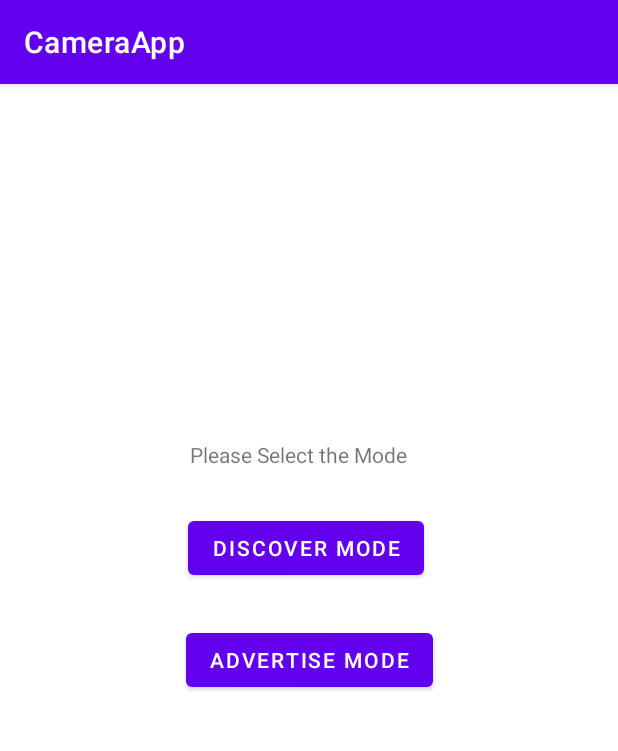
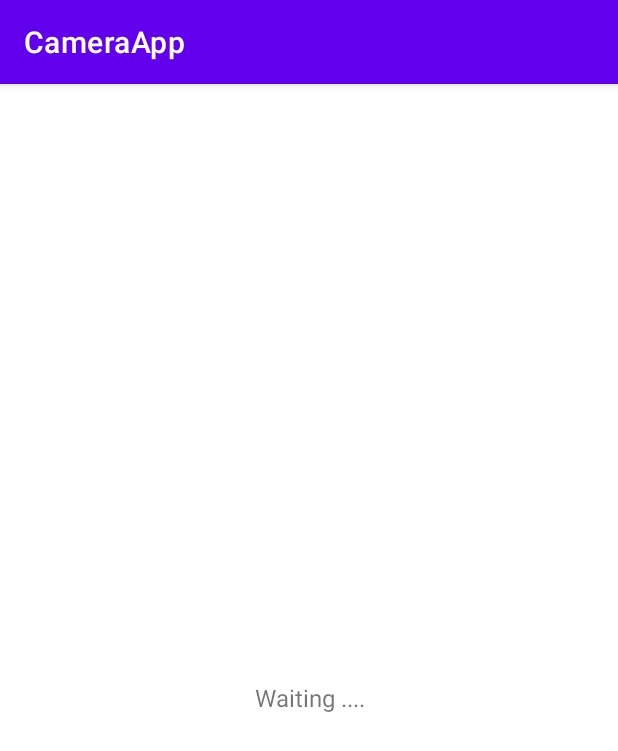
Before and after one commit to RadhikaKulk/CSE535-MC-Project-3, an Android app: the screen it shows after launch (FirstActivity before the commit, AdvertisementInitActivity after it), after a tap on "ADVERTISE MODE", on a phone screen of 412 x 824 dp. Shown: the top 751 px of the screen. Run offline under Robolectric (Android 15) with nearby library versions, the light colour scheme and no system bars; 3 statements that could not run were skipped.

Commit message:
Worked on advertiser initiation and advertiser activity template.

```diff
--- a/Mobile Computing Project 2/CameraApp/app/src/main/AndroidManifest.xml
+++ b/Mobile Computing Project 2/CameraApp/app/src/main/AndroidManifest.xml
@@ -26,6 +26,12 @@
             android:exported="true" />
         <activity
             android:name=".DiscoverClientActivity"
+            android:exported="true" />
+        <activity
+            android:name=".AdvertiserActivity"
+            android:exported="true" />
+        <activity
+            android:name=".AdvertisementInitActivity"
             android:exported="true" />
         <activity
             android:name=".MainActivity"
--- /dev/null
+++ b/Mobile Computing Project 2/CameraApp/app/src/main/java/com/example/cameraapp/AdvertisementInitActivity.java
@@ -0,0 +1,108 @@
+package com.example.cameraapp;
+
+import android.app.Dialog;
+import android.content.Intent;
+import android.os.Build;
+import android.os.Bundle;
+import android.view.Window;
+import android.widget.Button;
+import android.widget.Toast;
+
+import androidx.appcompat.app.AppCompatActivity;
+
+import com.google.android.gms.nearby.connection.ConnectionInfo;
+import com.google.android.gms.nearby.connection.ConnectionResolution;
+
+public class AdvertisementInitActivity extends AppCompatActivity {
+
+    private Button accept, reject;
+    private String deviceId;
+    private Advertiser advertiser;
+    private Dialog connRequest;
+    private String masterEndpointId;
+    private ClientListener clientListener;
+
+    @Override
+    protected void onCreate(Bundle savedInstanceState) {
+        super.onCreate(savedInstanceState);
+        setContentView(R.layout.advertisement_initiation_activity);
+        deviceId = (Build.MANUFACTURER + " " + Build.MODEL);
+        advertiser = new Advertiser(this);
+
+        showConnectionDialog();
+        accept = connRequest.findViewById(R.id.accept);
+        reject = connRequest.findViewById(R.id.reject);
+        initiateListeners();
+    }
+
+    private void showConnectionDialog() {
+        connRequest = new Dialog(this);
+        connRequest.setCancelable(false);
+        connRequest.requestWindowFeature(Window.FEATURE_NO_TITLE);
+        connRequest.setContentView(R.layout.conn_req);
+        try {
+            connRequest.getWindow().setBackgroundDrawableResource(R.drawable.dialog_background);
+        } catch (NullPointerException e) {
+            e.printStackTrace();
+        }
+    }
+
+    private void initiateListeners() {
+
+        accept.setOnClickListener(view -> {
+            NearbyConnectionsWrapper.getInstance(getApplicationContext())
+                    .acceptConnection(masterEndpointId);
+
+            DeviceStatisticsPub.publish(getApplicationContext(), masterEndpointId);
+            advertiser.endAdvertising();
+            startAdvertiserActivity();
+            finish();
+        });
+
+        reject.setOnClickListener(view -> {
+            NearbyConnectionsWrapper.getInstance(getApplicationContext()).rejectConnection(masterEndpointId);
+            connRequest.dismiss();
+        });
+
+        clientListener = new ClientListener() {
+            @Override
+            public void onConnectionInitiated(String endpointId, ConnectionInfo connectionInfo) {
+                masterEndpointId = endpointId;
+                connRequest.show();
+            }
+
+            @Override
+            public void onConnectionResult(String endpointId, ConnectionResolution connectionResolution) {
+                Toast.makeText(AdvertisementInitActivity.this, "CONNECTED", Toast.LENGTH_SHORT).show();
+            }
+
+            @Override
+            public void onDisconnected(String endpointId) {
+                Toast.makeText(AdvertisementInitActivity.this, "DISCONNECTED", Toast.LENGTH_SHORT).show();
+            }
+        };
+    }
+
+    private void startAdvertiserActivity() {
+        Intent intent = new Intent(getApplicationContext(), AdvertiserActivity.class);
+        Bundle b = new Bundle();
+        b.putString(UtilConstants.MASTER_ENDPOINT_ID, masterEndpointId);
+        intent.putExtras(b);
+        startActivity(intent);
+        finish();
+    }
+
+    @Override
+    protected void onResume() {
+        super.onResume();
+        NearbyConnectionsWrapper.getInstance(getApplicationContext()).registerClientConnectionListener(clientListener);
+        advertiser.beginAdvertising(deviceId);
+    }
+
+    @Override
+    protected void onPause() {
+        super.onPause();
+        NearbyConnectionsWrapper.getInstance(getApplicationContext()).unregisterClientConnectionListener(clientListener);
+        advertiser.endAdvertising();
+    }
+}
--- /dev/null
+++ b/Mobile Computing Project 2/CameraApp/app/src/main/java/com/example/cameraapp/Advertiser.java
@@ -0,0 +1,29 @@
+package com.example.cameraapp;
+
+import android.content.Context;
+
+import com.google.android.gms.nearby.Nearby;
+import com.google.android.gms.nearby.connection.AdvertisingOptions;
+import com.google.android.gms.nearby.connection.Strategy;
+
+public class Advertiser {
+
+    private Context context;
+    private AdvertisingOptions advertisingOptions;
+
+    public Advertiser(Context context) {
+        this.context = context;
+        this.advertisingOptions = new AdvertisingOptions.Builder()
+                .setStrategy(Strategy.P2P_CLUSTER)
+                .build();
+    }
+
+    public void beginAdvertising(String clientId) {
+        NearbyConnectionsWrapper.getInstance(context).advertise(clientId, advertisingOptions);
+    }
+
+    public void endAdvertising() {
+        Nearby.getConnectionsClient(context).stopAdvertising();
+    }
+
+}
--- a/Mobile Computing Project 2/CameraApp/app/src/main/java/com/example/cameraapp/FirstActivity.java
+++ b/Mobile Computing Project 2/CameraApp/app/src/main/java/com/example/cameraapp/FirstActivity.java
@@ -1,16 +1,10 @@
 package com.example.cameraapp;
 
-import static android.Manifest.permission.CAMERA;
-import static android.Manifest.permission.WRITE_EXTERNAL_STORAGE;
-
 import android.content.Intent;
-import android.content.pm.PackageManager;
 import android.os.Bundle;
-import android.os.StrictMode;
 import android.widget.Button;
 
 import androidx.appcompat.app.AppCompatActivity;
-import androidx.core.app.ActivityCompat;
 
 public class FirstActivity extends AppCompatActivity {
 
@@ -39,7 +33,7 @@ public class FirstActivity extends AppCompatActivity {
 
 
         advertiseModeButton.setOnClickListener((view) -> {
-            //startAdvertisementActivity();
+            startAdvertisementActivity();
         });
     }
 
@@ -49,7 +43,7 @@ public class FirstActivity extends AppCompatActivity {
     }
 
     private void startAdvertisementActivity() {
-//        Intent intent = new Intent(getApplicationContext(), AdvertisementActivity.class);
-//        startActivity(intent);
+        Intent intent = new Intent(getApplicationContext(), AdvertisementInitActivity.class);
+        startActivity(intent);
     }
 }
--- /dev/null
+++ b/Mobile Computing Project 2/CameraApp/app/src/main/res/drawable/dialog_background.xml
@@ -0,0 +1,5 @@
+<?xml version="1.0" encoding="utf-8"?>
+<shape xmlns:android="http://schemas.android.com/apk/res/android">
+    <solid android:color="@color/white" />
+    <corners android:radius="10dp" />
+</shape>
--- /dev/null
+++ b/Mobile Computing Project 2/CameraApp/app/src/main/res/layout/advertisement_initiation_activity.xml
@@ -0,0 +1,28 @@
+<?xml version="1.0" encoding="utf-8"?>
+<RelativeLayout xmlns:android="http://schemas.android.com/apk/res/android"
+    xmlns:app="http://schemas.android.com/apk/res-auto"
+    xmlns:tools="http://schemas.android.com/tools"
+    android:layout_width="match_parent"
+    android:layout_height="match_parent"
+    tools:context=".AdvertisementInitActivity">
+
+    <LinearLayout
+        android:id="@+id/radar"
+        android:layout_width="match_parent"
+        android:layout_height="match_parent"
+        android:background="@color/white"
+        android:gravity="center"
+        android:orientation="vertical">
+
+        <TextView
+            android:layout_width="match_parent"
+            android:layout_height="wrap_content"
+            android:layout_marginTop="50dp"
+            android:text="Waiting ...."
+            android:textAlignment="center"
+            android:textSize="16sp" />
+
+    </LinearLayout>
+
+
+</RelativeLayout>
--- a/Mobile Computing Project 2/CameraApp/app/src/main/res/layout/first_activity.xml
+++ b/Mobile Computing Project 2/CameraApp/app/src/main/res/layout/first_activity.xml
@@ -11,6 +11,7 @@
         android:layout_width="wrap_content"
         android:layout_height="wrap_content"
         android:text="Please Select the Mode"
+        android:textColor="@color/black"
         app:layout_constraintBottom_toTopOf="@+id/discoverModeButton"
         app:layout_constraintEnd_toEndOf="parent"
         app:layout_constraintHorizontal_bias="0.473"
```
Also changed, not shown: Mobile Computing Project 2/CameraApp/app/src/main/java/com/example/cameraapp/AdvertiserActivity.java (added, +52 -0 lines), Mobile Computing Project 2/CameraApp/app/src/main/java/com/example/cameraapp/DeviceStatisticsPub.java (added, +65 -0 lines), Mobile Computing Project 2/CameraApp/app/src/main/java/com/example/cameraapp/FLocListener.java (added, +7 -0 lines), Mobile Computing Project 2/CameraApp/app/src/main/java/com/example/cameraapp/LocationMon.java (added, +50 -0 lines), Mobile Computing Project 2/CameraApp/app/src/main/java/com/example/cameraapp/LocationService.java (added, +65 -0 lines), Mobile Computing Project 2/CameraApp/app/src/main/java/com/example/cameraapp/models/Device.java (added, +34 -0 lines), Mobile Computing Project 2/CameraApp/app/src/main/res/layout/advertiser_activity.xml (added, +57 -0 lines), Mobile Computing Project 2/CameraApp/app/src/main/res/layout/conn_req.xml (added, +45 -0 lines).
